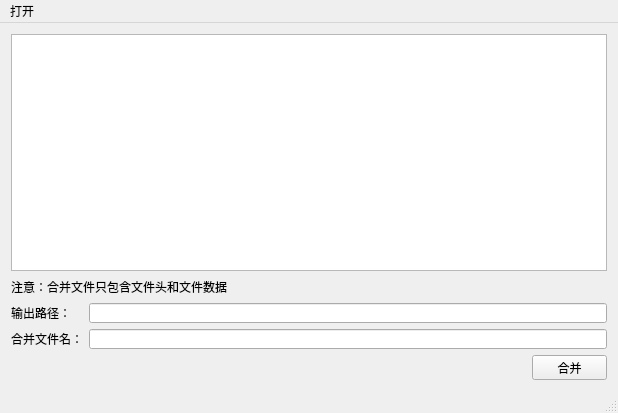
Above: MergeBinTool/MergeBinTool.ui from Carter-r/MergeBin before the change. Below: the same form after it.
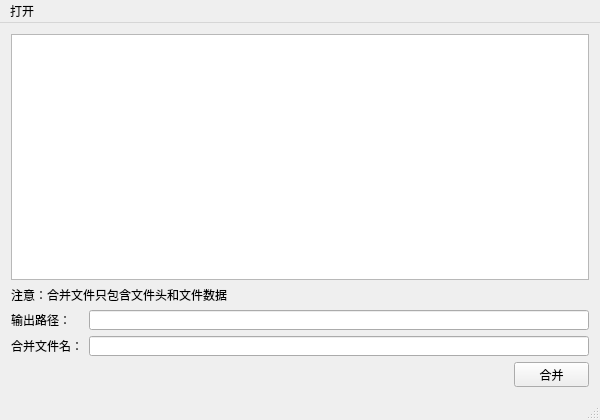
That is the form after the change. Custom widgets are drawn as their Qt base class.

Commit message: update merge bin tool

Patch:
```diff
--- a/MergeBinTool/MergeBinTool.ui
+++ b/MergeBinTool/MergeBinTool.ui
@@ -6,36 +6,34 @@
    <rect>
     <x>0</x>
     <y>0</y>
-    <width>618</width>
-    <height>413</height>
+    <width>600</width>
+    <height>420</height>
    </rect>
   </property>
   <property name="windowTitle">
    <string>MergeBinTool</string>
   </property>
   <widget class="QWidget" name="centralWidget">
-   <layout class="QGridLayout" name="gridLayout">
-    <item row="4" column="1" colspan="3">
-     <widget class="QLineEdit" name="lineEditMergeFile">
-      <property name="maximumSize">
-       <size>
-        <width>16777215</width>
-        <height>20</height>
-       </size>
-      </property>
-     </widget>
-    </item>
-    <item row="0" column="0" rowspan="2" colspan="4">
+   <layout class="QGridLayout" name="gridLayout_4">
+    <item row="0" column="0">
+     <layout class="QVBoxLayout" name="verticalLayout_2">
+      <item>
      <widget class="TableWidgetFileInfo" name="tableWidgetFileInfo">
+        <property name="minimumSize">
+         <size>
+          <width>0</width>
+          <height>0</height>
+         </size>
+        </property>
       <property name="acceptDrops">
        <bool>true</bool>
       </property>
      </widget>
     </item>
-    <item row="2" column="0" colspan="4">
+      <item>
      <widget class="QLabel" name="labelWarningFile">
       <property name="sizePolicy">
-       <sizepolicy hsizetype="Preferred" vsizetype="Fixed">
+         <sizepolicy hsizetype="Preferred" vsizetype="Preferred">
         <horstretch>0</horstretch>
         <verstretch>0</verstretch>
        </sizepolicy>
@@ -51,21 +49,21 @@
       </property>
      </widget>
     </item>
-    <item row="3" column="1" colspan="3">
-     <widget class="QLineEdit" name="lineEditOutPath">
-      <property name="maximumSize">
-       <size>
-        <width>16777215</width>
-        <height>20</height>
-       </size>
-      </property>
-     </widget>
+     </layout>
     </item>
-    <item row="5" column="0" colspan="3">
+    <item row="3" column="0" rowspan="2">
+     <layout class="QHBoxLayout" name="horizontalLayout_2">
+      <item>
      <widget class="QLabel" name="labelWarningOutput">
       <property name="enabled">
        <bool>false</bool>
       </property>
+        <property name="sizePolicy">
+         <sizepolicy hsizetype="Expanding" vsizetype="Preferred">
+          <horstretch>0</horstretch>
+          <verstretch>0</verstretch>
+         </sizepolicy>
+        </property>
       <property name="maximumSize">
        <size>
         <width>16777215</width>
@@ -77,27 +75,14 @@
       </property>
      </widget>
     </item>
-    <item row="4" column="0">
-     <widget class="QLabel" name="labelOutputFileName">
-      <property name="sizePolicy">
-       <sizepolicy hsizetype="Preferred" vsizetype="Fixed">
-        <horstretch>0</horstretch>
-        <verstretch>0</verstretch>
-       </sizepolicy>
-      </property>
-      <property name="maximumSize">
-       <size>
-        <width>72</width>
-        <height>20</height>
-       </size>
-      </property>
-      <property name="text">
-       <string>合并文件名：</string>
-      </property>
-     </widget>
-    </item>
-    <item row="5" column="3">
+      <item>
      <widget class="QPushButton" name="pushButtonMerge">
+        <property name="sizePolicy">
+         <sizepolicy hsizetype="Minimum" vsizetype="Preferred">
+          <horstretch>0</horstretch>
+          <verstretch>0</verstretch>
+         </sizepolicy>
+        </property>
       <property name="maximumSize">
        <size>
         <width>75</width>
@@ -109,17 +94,21 @@
       </property>
      </widget>
     </item>
-    <item row="3" column="0">
+     </layout>
+    </item>
+    <item row="1" column="0" rowspan="2">
+     <layout class="QGridLayout" name="gridLayout_3">
+      <item row="0" column="0">
      <widget class="QLabel" name="labelOutputPath">
       <property name="sizePolicy">
-       <sizepolicy hsizetype="Preferred" vsizetype="Fixed">
+         <sizepolicy hsizetype="Preferred" vsizetype="Preferred">
         <horstretch>0</horstretch>
         <verstretch>0</verstretch>
        </sizepolicy>
       </property>
       <property name="maximumSize">
        <size>
-        <width>72</width>
+          <width>16777215</width>
         <height>20</height>
        </size>
       </property>
@@ -131,6 +120,64 @@
       </property>
      </widget>
     </item>
+      <item row="0" column="1">
+       <widget class="QLineEdit" name="lineEditOutPath">
+        <property name="sizePolicy">
+         <sizepolicy hsizetype="Expanding" vsizetype="Preferred">
+          <horstretch>0</horstretch>
+          <verstretch>0</verstretch>
+         </sizepolicy>
+        </property>
+        <property name="maximumSize">
+         <size>
+          <width>16777215</width>
+          <height>20</height>
+         </size>
+        </property>
+       </widget>
+      </item>
+      <item row="1" column="0">
+       <widget class="QLabel" name="labelOutputFileName">
+        <property name="sizePolicy">
+         <sizepolicy hsizetype="Preferred" vsizetype="Preferred">
+          <horstretch>0</horstretch>
+          <verstretch>0</verstretch>
+         </sizepolicy>
+        </property>
+        <property name="maximumSize">
+         <size>
+          <width>16777215</width>
+          <height>20</height>
+         </size>
+        </property>
+        <property name="font">
+         <font>
+          <pointsize>9</pointsize>
+         </font>
+        </property>
+        <property name="text">
+         <string>合并文件名：</string>
+        </property>
+       </widget>
+      </item>
+      <item row="1" column="1">
+       <widget class="QLineEdit" name="lineEditMergeFile">
+        <property name="sizePolicy">
+         <sizepolicy hsizetype="Expanding" vsizetype="Preferred">
+          <horstretch>0</horstretch>
+          <verstretch>0</verstretch>
+         </sizepolicy>
+        </property>
+        <property name="maximumSize">
+         <size>
+          <width>16777215</width>
+          <height>20</height>
+         </size>
+        </property>
+       </widget>
+      </item>
+     </layout>
+    </item>
    </layout>
   </widget>
   <widget class="QMenuBar" name="menuBar">
@@ -138,7 +185,7 @@
     <rect>
      <x>0</x>
      <y>0</y>
-     <width>618</width>
+     <width>600</width>
      <height>23</height>
     </rect>
    </property>
```
Lines whose indentation alone changed are shown as unchanged. The commit also changes 7 other files.
